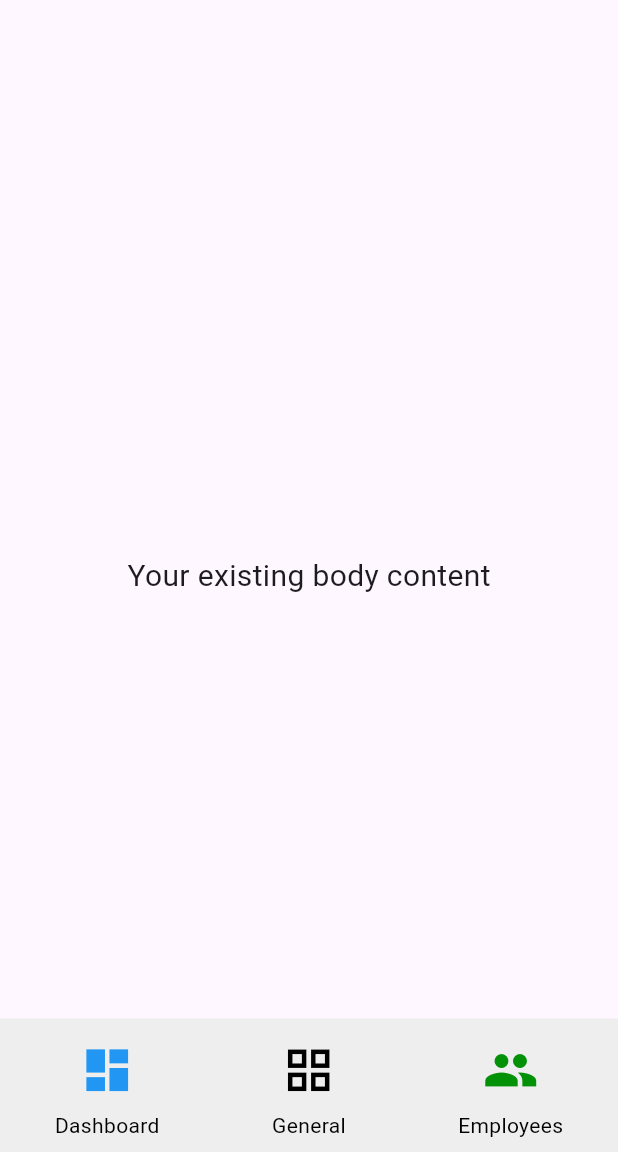
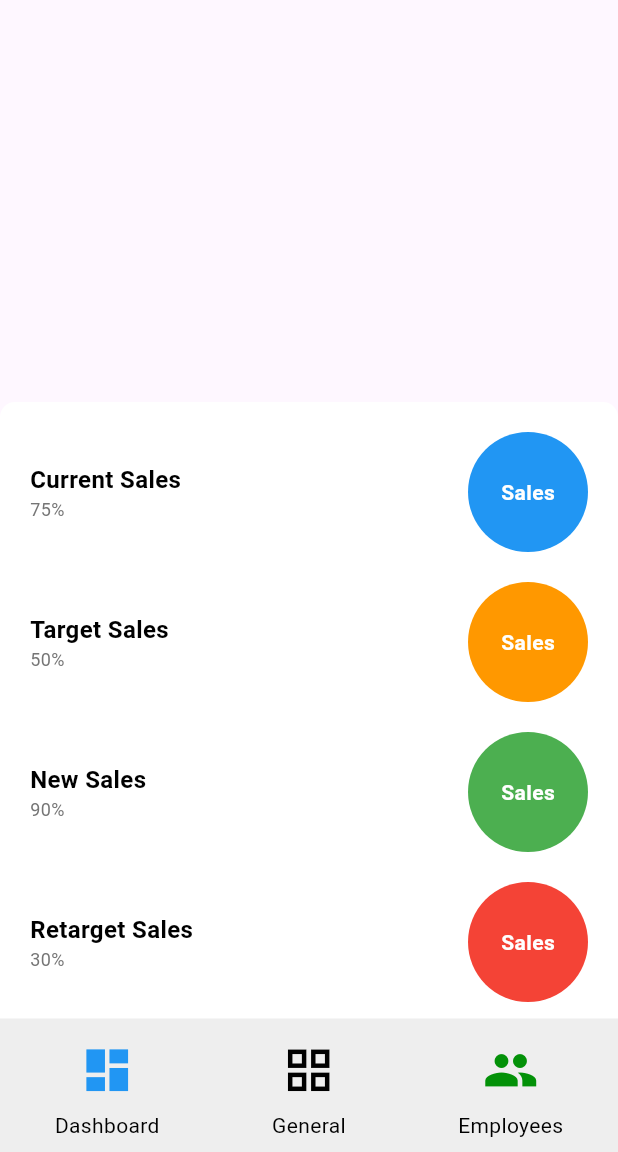
Before and after one commit to BrianKawinzi/medfast_go, a Flutter app: the screen it shows after launch, on a phone screen of 412 x 824 dp, the part 84-1236 px from its top. Run offline on Flutter 3.47's test engine with Material 3 defaults, Android fonts, the phone set to English and light mode, and no system bars; our stand-ins replace geolocator, image_picker, permission_handler, shared_preferences, sqflite; accounts and stored records are empty.

Commit message:
Revert "Mergemainintodev to development"

```diff
--- a/lib/pages/dashboard.dart
+++ b/lib/pages/dashboard.dart
@@ -25,6 +25,7 @@ class DashboardPage extends StatelessWidget {
             left: 0,
             right: 0,
             child: Center(
+              child: SalesTileWidget(),
             ),
           ),
           Positioned(
@@ -108,6 +109,107 @@ class DashboardPage extends StatelessWidget {
     );
   }
 }
+
+class SalesTileWidget extends StatelessWidget {
+  @override
+  Widget build(BuildContext context) {
+    return Container(
+      padding: EdgeInsets.all(20),
+      decoration: BoxDecoration(
+        color: Colors.white,
+        borderRadius: BorderRadius.circular(10),
+      ),
+      child: Column(
+        mainAxisSize: MainAxisSize.min,
+        children: [
+          SalesCircle(
+            color: Colors.blue,
+            metric: 'Current Sales',
+            percentage: '75%',
+          ),
+          SizedBox(height: 20),
+          SalesCircle(
+            color: Colors.orange,
+            metric: 'Target Sales',
+            percentage: '50%',
+          ),
+          SizedBox(height: 20),
+          SalesCircle(
+            color: Colors.green,
+            metric: 'New Sales',
+            percentage: '90%',
+          ),
+          SizedBox(height: 20),
+          SalesCircle(
+            color: Colors.red,
+            metric: 'Retarget Sales',
+            percentage: '30%',
+          ),
+        ],
+      ),
+    );
+  }
+}
+
+class SalesCircle extends StatelessWidget {
+  final Color color;
+  final String metric;
+  final String percentage;
+
+  const SalesCircle({
+    required this.color,
+    required this.metric,
+    required this.percentage,
+  });
+
+  @override
+  Widget build(BuildContext context) {
+    return Row(
+      mainAxisAlignment: MainAxisAlignment.spaceBetween,
+      children: [
+        Column(
+          crossAxisAlignment: CrossAxisAlignment.start,
+          children: [
+            Text(
+              metric,
+              style: TextStyle(
+                color: Colors.black,
+                fontSize: 16,
+                fontWeight: FontWeight.bold,
+              ),
+            ),
+            Text(
+              percentage,
+              style: TextStyle(
+                color: Colors.grey[600],
+                fontSize: 12,
+              ),
+            ),
+          ],
+        ),
+        Container(
+          width: 80,
+          height: 80,
+          decoration: BoxDecoration(
+            shape: BoxShape.circle,
+            color: color,
+          ),
+          child: Center(
+            child: Text(
+              'Sales',
+              style: TextStyle(
+                color: Colors.white,
+                fontSize: 14,
+                fontWeight: FontWeight.bold,
+              ),
+            ),
+          ),
+        ),
+      ],
+    );
+  }
+}
+
 class YourExistingBodyWidget extends StatelessWidget {
   @override
   Widget build(BuildContext context) {
--- a/pubspec.yaml
+++ b/pubspec.yaml
@@ -21,7 +21,6 @@ dependencies:
   intl: ^0.17.0
   sqflite: ^2.0.0
   path_provider_foundation: ^2.3.1
-  fl_chart: ^0.65.0
 
 dev_dependencies:
   flutter_test:
```
Also changed, not shown: lib/pages/home_screen.dart (+42 -55 lines), lib/pages/widgets/circular_progress_indicator.dart (deleted, +0 -54 lines), pubspec.lock.
